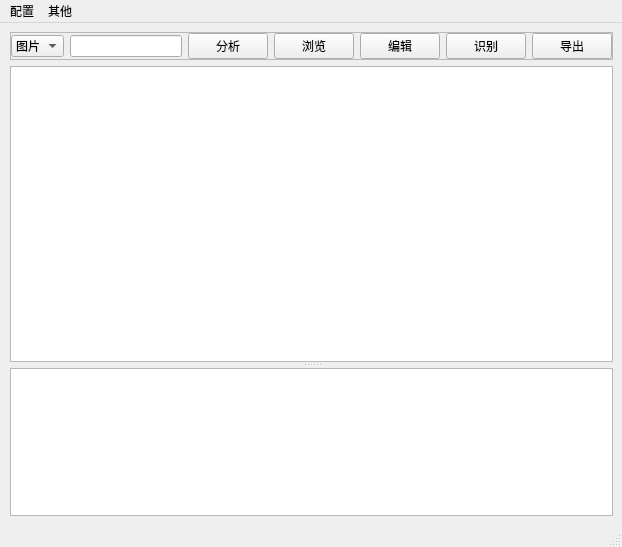
The window that ui/main.ui (fffoobibi/pyqt_ocr) describes before a commit, drawn with Qt 5.
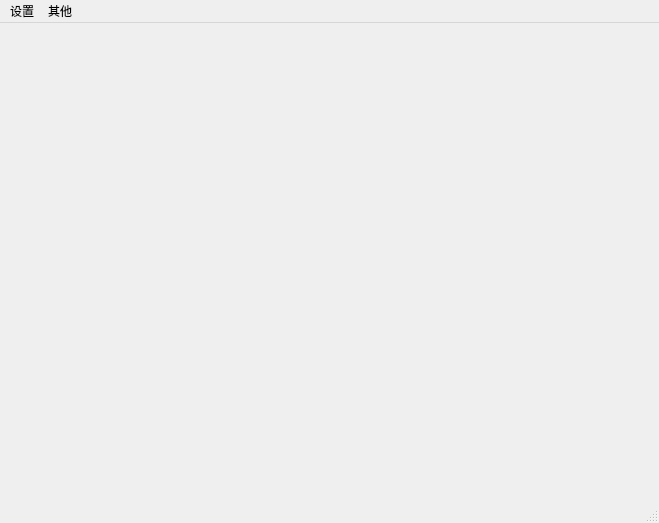
The same window after the commit.

What changed in the file:
```diff
--- a/ui/main.ui
+++ b/ui/main.ui
@@ -6,8 +6,8 @@
    <rect>
     <x>0</x>
     <y>0</y>
-    <width>622</width>
-    <height>547</height>
+    <width>659</width>
+    <height>523</height>
    </rect>
   </property>
   <property name="windowTitle">
@@ -43,7 +43,7 @@
         </property>
         <item>
          <widget class="QWidget" name="widget_2" native="true">
-          <layout class="QVBoxLayout" name="verticalLayout" stretch="0,100">
+          <layout class="QVBoxLayout" name="verticalLayout" stretch="100">
            <property name="spacing">
             <number>6</number>
            </property>
@@ -59,155 +59,6 @@
            <property name="bottomMargin">
             <number>0</number>
            </property>
-           <item>
-            <widget class="QFrame" name="frame">
-             <property name="sizePolicy">
-              <sizepolicy hsizetype="Preferred" vsizetype="Preferred">
-               <horstretch>0</horstretch>
-               <verstretch>1</verstretch>
-              </sizepolicy>
-             </property>
-             <property name="frameShape">
-              <enum>QFrame::StyledPanel</enum>
-             </property>
-             <property name="frameShadow">
-              <enum>QFrame::Raised</enum>
-             </property>
-             <layout class="QHBoxLayout" name="horizontalLayout">
-              <property name="spacing">
-               <number>6</number>
-              </property>
-              <property name="leftMargin">
-               <number>0</number>
-              </property>
-              <property name="topMargin">
-               <number>0</number>
-              </property>
-              <property name="rightMargin">
-               <number>0</number>
-              </property>
-              <property name="bottomMargin">
-               <number>0</number>
-              </property>
-              <item>
-               <widget class="QComboBox" name="comboBox">
-                <property name="sizePolicy">
-                 <sizepolicy hsizetype="Preferred" vsizetype="Fixed">
-                  <horstretch>1</horstretch>
-                  <verstretch>0</verstretch>
-                 </sizepolicy>
-                </property>
-                <property name="styleSheet">
-                 <string notr="true"/>
-                </property>
-                <item>
-                 <property name="text">
-                  <string>图片</string>
-                 </property>
-                </item>
-                <item>
-                 <property name="text">
-                  <string>目录</string>
-                 </property>
-                </item>
-               </widget>
-              </item>
-              <item>
-               <widget class="QLineEdit" name="lineEdit">
-                <property name="sizePolicy">
-                 <sizepolicy hsizetype="Expanding" vsizetype="Fixed">
-                  <horstretch>8</horstretch>
-                  <verstretch>0</verstretch>
-                 </sizepolicy>
-                </property>
-                <property name="styleSheet">
-                 <string notr="true"/>
-                </property>
-                <property name="dragEnabled">
-                 <bool>true</bool>
-                </property>
-               </widget>
-              </item>
-              <item>
-               <widget class="QPushButton" name="pushButton">
-                <property name="text">
-                 <string>分析</string>
-                </property>
-               </widget>
-              </item>
-              <item>
-               <widget class="QPushButton" name="pushButton_1">
-                <property name="sizePolicy">
-                 <sizepolicy hsizetype="Minimum" vsizetype="Fixed">
-                  <horstretch>1</horstretch>
-                  <verstretch>0</verstretch>
-                 </sizepolicy>
-                </property>
-                <property name="toolTip">
-                 <string>&lt;html&gt;&lt;head/&gt;&lt;body&gt;&lt;p&gt;测试&lt;/p&gt;&lt;/body&gt;&lt;/html&gt;</string>
-                </property>
-                <property name="styleSheet">
-                 <string notr="true"/>
-                </property>
-                <property name="text">
-                 <string>浏览</string>
-                </property>
-               </widget>
-              </item>
-              <item>
-               <widget class="QPushButton" name="pushButton_2">
-                <property name="sizePolicy">
-                 <sizepolicy hsizetype="Minimum" vsizetype="Fixed">
-                  <horstretch>1</horstretch>
-                  <verstretch>0</verstretch>
-                 </sizepolicy>
-                </property>
-                <property name="styleSheet">
-                 <string notr="true"/>
-                </property>
-                <property name="text">
-                 <string>编辑</string>
-                </property>
-               </widget>
-              </item>
-              <item>
-               <widget class="QPushButton" name="pushButton_3">
-                <property name="sizePolicy">
-                 <sizepolicy hsizetype="Minimum" vsizetype="Fixed">
-                  <horstretch>1</horstretch>
-                  <verstretch>0</verstretch>
-                 </sizepolicy>
-                </property>
-                <property name="styleSheet">
-                 <string notr="true"/>
-                </property>
-                <property name="text">
-                 <string>识别</string>
-                </property>
-               </widget>
-              </item>
-              <item>
-               <widget class="QPushButton" name="pushButton_4">
-                <property name="sizePolicy">
-                 <sizepolicy hsizetype="Minimum" vsizetype="Fixed">
-                  <horstretch>1</horstretch>
-                  <verstretch>0</verstretch>
-                 </sizepolicy>
-                </property>
-                <property name="toolTip">
-                 <string>&lt;html&gt;&lt;head/&gt;&lt;body&gt;&lt;p&gt;测试&lt;/p&gt;&lt;/body&gt;&lt;/html&gt;</string>
-                </property>
-                <property name="styleSheet">
-                 <string notr="true"/>
-                </property>
-                <property name="text">
-                 <string>导出</string>
-                </property>
-               </widget>
-              </item>
-             </layout>
-            </widget>
-           </item>
            <item>
             <widget class="QSplitter" name="splitter">
              <property name="sizePolicy">
@@ -228,41 +79,6 @@
              <property name="childrenCollapsible">
               <bool>true</bool>
              </property>
-             <widget class="QTextBrowser" name="textBrowser_1">
-              <property name="sizePolicy">
-               <sizepolicy hsizetype="Expanding" vsizetype="Expanding">
-                <horstretch>0</horstretch>
-                <verstretch>2</verstretch>
-               </sizepolicy>
-              </property>
-              <property name="contextMenuPolicy">
-               <enum>Qt::CustomContextMenu</enum>
-              </property>
-              <property name="styleSheet">
-               <string notr="true"/>
-              </property>
-              <property name="html">
-               <string>&lt;!DOCTYPE HTML PUBLIC &quot;-//W3C//DTD HTML 4.0//EN&quot; &quot;http://www.w3.org/TR/REC-html40/strict.dtd&quot;&gt;
-&lt;html&gt;&lt;head&gt;&lt;meta name=&quot;qrichtext&quot; content=&quot;1&quot; /&gt;&lt;style type=&quot;text/css&quot;&gt;
-p, li { white-space: pre-wrap; }
-&lt;/style&gt;&lt;/head&gt;&lt;body style=&quot; font-family:'SimSun'; font-size:9pt; font-weight:400; font-style:normal;&quot;&gt;
-&lt;p style=&quot;-qt-paragraph-type:empty; margin-top:0px; margin-bottom:0px; margin-left:0px; margin-right:0px; -qt-block-indent:0; text-indent:0px;&quot;&gt;&lt;br /&gt;&lt;/p&gt;&lt;/body&gt;&lt;/html&gt;</string>
-              </property>
-             </widget>
-             <widget class="QTextBrowser" name="textBrowser_2">
-              <property name="sizePolicy">
-               <sizepolicy hsizetype="Expanding" vsizetype="Expanding">
-                <horstretch>0</horstretch>
-                <verstretch>1</verstretch>
-               </sizepolicy>
-              </property>
-              <property name="contextMenuPolicy">
-               <enum>Qt::CustomContextMenu</enum>
-              </property>
-              <property name="styleSheet">
-               <string notr="true"/>
-              </property>
-             </widget>
             </widget>
            </item>
           </layout>
@@ -279,13 +95,13 @@
     <rect>
      <x>0</x>
      <y>0</y>
-     <width>622</width>
+     <width>659</width>
      <height>26</height>
     </rect>
    </property>
    <widget class="QMenu" name="menu">
     <property name="title">
-     <string>配置</string>
+     <string>设置</string>
     </property>
     <addaction name="actionzhanghao"/>
     <addaction name="actionshezhe"/>
```
Left out of the diff: 108 changed lines with no effect on the pictures.
